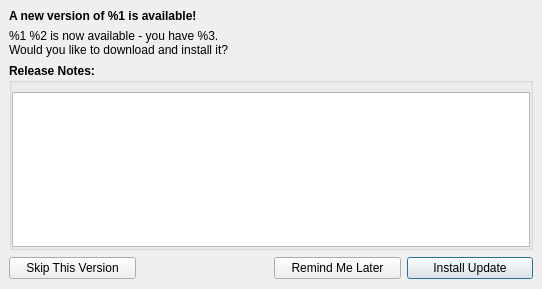
Before: the Qt Designer form src/Updater/UpdaterWindow.ui in speedovation/AutoUpdater-Qt, drawn with Qt 5.
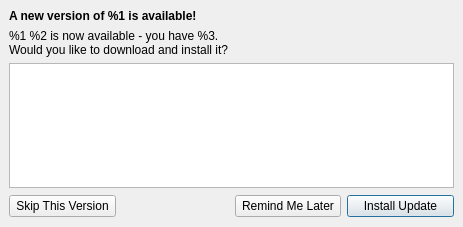
After: the same form once the commit is applied. Custom widgets are drawn as their Qt base class.

Commit message: Release note link added

The edit to the form file:
```diff
--- a/src/Updater/UpdaterWindow.ui
+++ b/src/Updater/UpdaterWindow.ui
@@ -6,8 +6,8 @@
    <rect>
     <x>0</x>
     <y>0</y>
-    <width>542</width>
-    <height>289</height>
+    <width>463</width>
+    <height>227</height>
    </rect>
   </property>
   <property name="windowTitle">
@@ -37,43 +37,13 @@
      </widget>
     </item>
     <item>
-     <widget class="QGroupBox" name="groupBox">
-      <property name="font">
-       <font>
-        <weight>75</weight>
-        <bold>true</bold>
-       </font>
+     <widget class="QTextEdit" name="releaseNotes">
+      <property name="readOnly">
+       <bool>true</bool>
       </property>
-      <property name="title">
-       <string>Release Notes:</string>
+      <property name="textInteractionFlags">
+       <set>Qt::LinksAccessibleByKeyboard|Qt::LinksAccessibleByMouse|Qt::TextBrowserInteraction|Qt::TextSelectableByKeyboard|Qt::TextSelectableByMouse</set>
       </property>
-      <layout class="QHBoxLayout" name="horizontalLayout_7">
-       <property name="spacing">
-        <number>0</number>
-       </property>
-       <property name="leftMargin">
-        <number>0</number>
-       </property>
-       <property name="topMargin">
-        <number>9</number>
-       </property>
-       <property name="rightMargin">
-        <number>0</number>
-       </property>
-       <property name="bottomMargin">
-        <number>0</number>
-       </property>
-       <item>
-        <widget class="QTextEdit" name="releaseNotes">
-         <property name="readOnly">
-          <bool>true</bool>
-         </property>
-         <property name="textInteractionFlags">
-          <set>Qt::TextSelectableByKeyboard|Qt::TextSelectableByMouse</set>
-         </property>
-        </widget>
-       </item>
-      </layout>
      </widget>
     </item>
     <item>
```
The commit also changes 2 other files.
